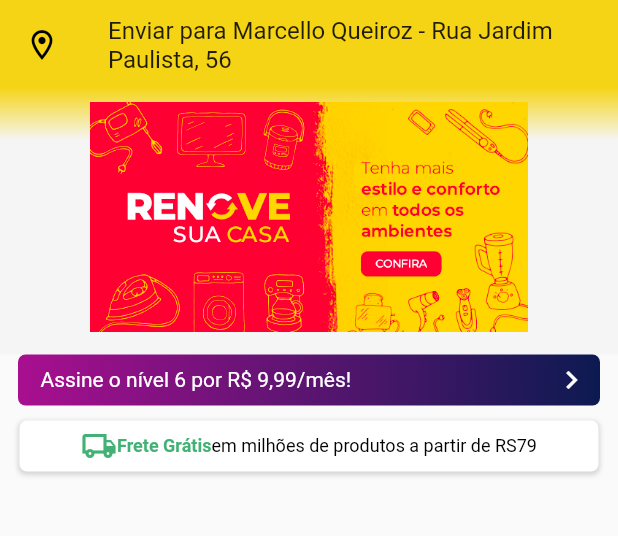
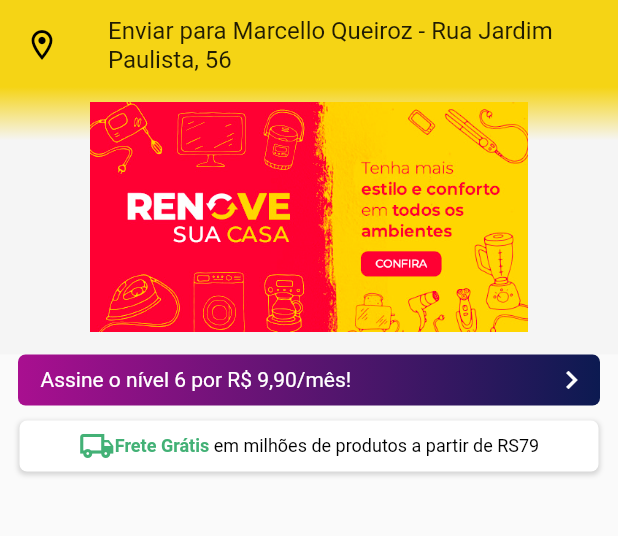
Before and after one commit to Izabelly-Vieira/MercadoAberto, a Flutter app: the screen it shows after launch, on a phone screen of 412 x 824 dp, the part 42-578 px from its top. Run offline on Flutter 3.47's test engine with Material 2 defaults, Android fonts, the phone set to English and light mode, and no system bars.

Commit message:
add card - assinatura/frete

```diff
--- /dev/null
+++ b/lib/card_assinatura.dart
@@ -0,0 +1,40 @@
+import 'package:flutter/material.dart';
+
+class Card_assinatura extends StatelessWidget {
+  const Card_assinatura({Key? key, required this.titulo}) : super(key: key);
+
+  final String titulo;
+
+  @override
+  Widget build(BuildContext context) {
+    return Padding(
+      padding: const EdgeInsets.fromLTRB(12, 0, 12, 0),
+      child: Container(
+        padding: const EdgeInsets.fromLTRB(15, 5, 7, 5),
+        decoration: BoxDecoration(
+            borderRadius: BorderRadius.circular(5),
+            gradient: const LinearGradient(
+                begin: Alignment.topLeft,
+                end: FractionalOffset(1.0, 0.2),
+                colors: <Color>[
+                  Color(0xfffa90f90),
+                  Color(0xfff0c1a51),
+                ])),
+        child: Row(
+          mainAxisAlignment: MainAxisAlignment.spaceBetween,
+          crossAxisAlignment: CrossAxisAlignment.center,
+          children: [
+            Text(
+              titulo,
+              style: TextStyle(color: Colors.white),
+            ),
+            Icon(
+              Icons.chevron_right,
+              color: Colors.white,
+            )
+          ],
+        ),
+      ),
+    );
+  }
+}
--- /dev/null
+++ b/lib/card_frete_gratis.dart
@@ -0,0 +1,51 @@
+import 'package:flutter/material.dart';
+
+class Card_frete_gratis extends StatelessWidget {
+  const Card_frete_gratis({Key? key}) : super(key: key);
+
+  @override
+  Widget build(BuildContext context) {
+    return Padding(
+      padding: const EdgeInsets.fromLTRB(13, 10, 13, 0),
+      child: Container(
+        padding: const EdgeInsets.only(top: 5, bottom: 5),
+        decoration: BoxDecoration(
+          boxShadow: [
+            BoxShadow(
+              color: Colors.grey.withOpacity(0.4),
+              spreadRadius: 0.5,
+              blurRadius: 2,
+              offset: const Offset(0, 1.5),
+            )
+          ],
+          color: Colors.white,
+          borderRadius: BorderRadius.circular(5),
+        ),
+        child: Row(
+          mainAxisAlignment: MainAxisAlignment.center,
+          children: const [
+            Icon(
+              Icons.local_shipping_outlined,
+              color: Color(0xff43b176),
+            ),
+            Text(
+              "Frete Grátis",
+              style: TextStyle(
+                color: Color(0xff43b176),
+                fontWeight: FontWeight.bold,
+                fontSize: 12,
+              ),
+            ),
+            Text(
+              " em milhões de produtos a partir de RS79",
+              style: TextStyle(
+                color: Colors.black,
+                fontSize: 12,
+              ),
+            )
+          ],
+        ),
+      ),
+    );
+  }
+}
--- a/lib/main.dart
+++ b/lib/main.dart
@@ -1,5 +1,7 @@
 import 'package:flutter/material.dart';
+import 'package:mercadolivre/card_assinatura.dart';
 import 'campo_pesquisa.dart';
+import 'card_frete_gratis.dart';
 
 void main() {
   runApp(const MyApp());
@@ -46,11 +48,11 @@
           )),
 
           //title: const Center(child: Text ('Mercado Aberto'),), --- //coloca titulo no centro (cria um center e uma child e dentro da child coloca-se o texto)
-          actions: <Widget>[
+          actions: const <Widget>[
             // joga tudo para o lado direito
             Campo_pesquisa(),
 
-            const Padding(
+            Padding(
               padding: EdgeInsets.fromLTRB(6, 0, 12, 0),
               child: Icon(Icons.shopping_cart_outlined, color: Colors.black),
             ) //cor é ao lado do icon
@@ -89,77 +91,10 @@
                     padding: const EdgeInsets.fromLTRB(60, 10, 60, 15),
                     child: Image.asset("assets/anuncio.jpg"),
                   ),
-                  Padding(
-                    padding: const EdgeInsets.fromLTRB(12, 0, 12, 0),
-                    child: Container(
-                      padding: EdgeInsets.fromLTRB(15, 5, 7, 5),
-                      decoration: BoxDecoration(
-                          borderRadius: BorderRadius.circular(5),
-                          gradient: const LinearGradient(
-                              begin: Alignment.topLeft,
-                              end: FractionalOffset(1.0, 0.2),
-                              colors: <Color>[
-                                Color(0xfffa90f90),
-                                Color(0xfff0c1a51),
-                              ])),
-                      child: Row(
-                        mainAxisAlignment: MainAxisAlignment.spaceBetween,
-                        crossAxisAlignment: CrossAxisAlignment.center,
-                        children: [
-                          const Text(
-                            "Assine o nível 6 por R\$ 9,99/mês!",
-                            style: TextStyle(color: Colors.white),
-                          ),
-                          Icon(
-                            Icons.chevron_right,
-                            color: Colors.white,
-                          )
-                        ],
-                      ),
-                    ),
+                  Card_assinatura(
+                    titulo: "Assine o nível 6 por R\$ 9,90/mês!",
                   ),
-                  Padding(
-                    padding: const EdgeInsets.fromLTRB(13, 10, 13, 0),
-                    child: Container(
-                      padding: const EdgeInsets.only(top: 5, bottom: 5),
-                      decoration: BoxDecoration(
-                        boxShadow: [
-                          BoxShadow(
-                            color: Colors.grey.withOpacity(0.4),
-                            spreadRadius: 0.5,
-                            blurRadius: 2,
-                            offset: const Offset(0, 1.5),
-                          )
-                        ],
-                        color: Colors.white,
-                        borderRadius: BorderRadius.circular(5),
-                      ),
-                      child: Row(
-                        mainAxisAlignment: MainAxisAlignment.center,
-                        children: const [
-                          Icon(
-                            Icons.local_shipping_outlined,
-                            color: Color(0xff43b176),
-                          ),
-                          Text(
-                            "Frete Grátis",
-                            style: TextStyle(
-                              color: Color(0xff43b176),
-                              fontWeight: FontWeight.bold,
-                              fontSize: 12,
-                            ),
-                          ),
-                          Text(
-                            "em milhões de produtos a partir de RS79",
-                            style: TextStyle(
-                              color: Colors.black,
-                              fontSize: 12,
-                            ),
-                          )
-                        ],
-                      ),
-                    ),
-                  )
+                  Card_frete_gratis(),
                 ],
               ),
             )
```
